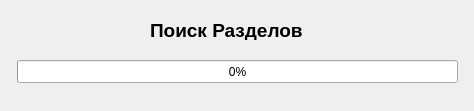
This is findparts.ui in forth32/qhuaweiflash as Qt 5 draws it before an edit. The edited form follows.
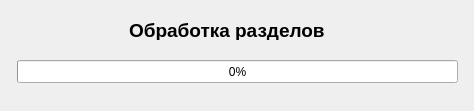
This is the edited form.

Commit message: Добавлен заголовок upgrade state при извлечении одиночного раздела

```diff
--- a/findparts.ui
+++ b/findparts.ui
@@ -16,9 +16,9 @@
   <widget class="QLabel" name="label">
    <property name="geometry">
     <rect>
-     <x>150</x>
+     <x>129</x>
      <y>20</y>
-     <width>181</width>
+     <width>214</width>
      <height>20</height>
     </rect>
    </property>
@@ -30,7 +30,7 @@
     </font>
    </property>
    <property name="text">
-    <string>Поиск Разделов</string>
+    <string>Обработка разделов</string>
    </property>
   </widget>
   <widget class="QProgressBar" name="fbar">
```
The commit also changes 1 other file.
